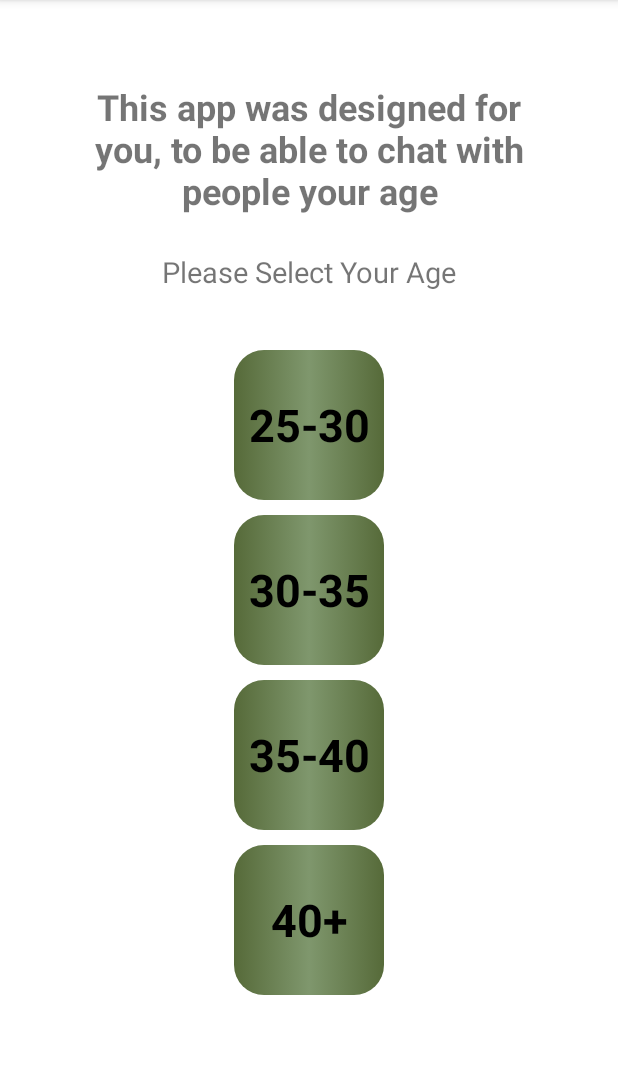
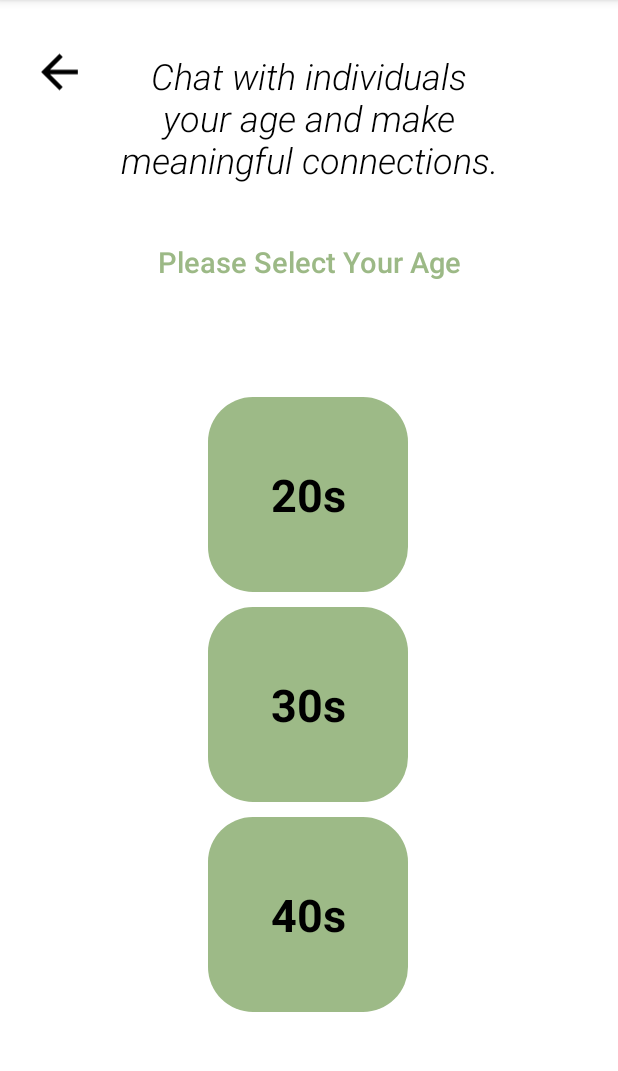
Before and after one commit to Alisashala/BeSammenProjekt, an Android app: the screen it shows after launch once a user with an empty profile is signed in (AgeActivity), after a tap on "Profile Button", on a phone screen of 412 x 824 dp, the part 84-1155 px from its top. Run offline under Robolectric (Android 15) with nearby library versions, the phone set to English and light mode, and no system bars; our stand-ins replace Firebase (no records; nobody signed in at launch, a user with empty details on screens opened directly).

Commit message:
#58 AgeActivity design --> done

```diff
--- a/app/src/main/java/com/example/besammenprojekt/AgeActivity.java
+++ b/app/src/main/java/com/example/besammenprojekt/AgeActivity.java
@@ -15,8 +15,16 @@ public class AgeActivity extends AppCompatActivity {
     }
 
     public void firstChat (View v) {
-        Intent toFirstChat = new Intent(AgeActivity.this, ChatActivity.class);
-        startActivity(toFirstChat);
+        Intent intentToFirstChat = new Intent(AgeActivity.this, ChatActivity.class);
+        startActivity(intentToFirstChat);
+        finish();
     }
 
+
+    public void backButton(View view) {
+        Intent intentToMainActivity = new Intent(getApplicationContext(), MainActivity.class);
+        startActivity(intentToMainActivity);
+        finish();
+
+    }
 }
--- a/app/src/main/java/com/example/besammenprojekt/MainActivity.java
+++ b/app/src/main/java/com/example/besammenprojekt/MainActivity.java
@@ -13,6 +13,7 @@ import com.google.firebase.auth.FirebaseAuth;
 import com.google.firebase.auth.FirebaseUser;
 
 public class MainActivity extends AppCompatActivity {
+
     private FirebaseAuth auth;
     private TextView textView;
     private FirebaseUser user;
@@ -63,6 +64,7 @@ public class MainActivity extends AppCompatActivity {
             }
         });
 
+
         ImageView signOutButton = findViewById(R.id.signOutButton);
         signOutButton.setOnClickListener(new View.OnClickListener() {
             @Override
@@ -72,6 +74,13 @@ public class MainActivity extends AppCompatActivity {
                 startActivity(intentToLoginActivity);
                 finish();
 
+            }
+        });
+        ImageView profileButton = findViewById(R.id.profileButton);
+        profileButton.setOnClickListener(new View.OnClickListener() {
+            @Override
+            public void onClick(View view) {
+                // intent til profiloplysninger
             }
         });
 
@@ -85,6 +94,5 @@ public class MainActivity extends AppCompatActivity {
             }
         });
 
-
     }
 }
--- /dev/null
+++ b/app/src/main/res/drawable/age_select_color.xml
@@ -0,0 +1,7 @@
+<?xml version="1.0" encoding="utf-8"?>
+<shape xmlns:android="http://schemas.android.com/apk/res/android"
+    android:shape="rectangle">
+    <solid android:color="#9DBA87" />
+    <corners android:radius="30dp" />
+
+</shape>
--- a/app/src/main/res/layout/activity_age.xml
+++ b/app/src/main/res/layout/activity_age.xml
@@ -6,15 +6,31 @@
     android:layout_height="match_parent"
     tools:context=".AgeActivity">
 
+
+    <androidx.appcompat.widget.AppCompatImageView
+        android:id="@+id/backButton"
+        android:layout_width="47dp"
+        android:layout_height="64dp"
+        android:layout_marginStart="16dp"
+        android:layout_marginTop="16dp"
+        android:onClick="backButton"
+        android:padding="5dp"
+        android:src="@drawable/back_icon"
+        app:layout_constraintStart_toStartOf="parent"
+        app:layout_constraintTop_toTopOf="parent" />
+
     <TextView
         android:id="@+id/textAge1"
-        android:layout_width="314dp"
-        android:layout_height="98dp"
-        android:layout_marginTop="50dp"
+        android:layout_width="257dp"
+        android:layout_height="125dp"
+        android:layout_marginTop="16dp"
+        android:fontFamily="sans-serif-light"
         android:gravity="center"
-        android:text="This app was designed for you, to be able to chat with people your age"
+        android:text="Chat with individuals your age and make meaningful connections."
+        android:textAllCaps="false"
+        android:textColor="#000000"
         android:textSize="24sp"
-        android:textStyle="bold"
+        android:textStyle="italic"
         app:layout_constraintEnd_toEndOf="parent"
         app:layout_constraintStart_toStartOf="parent"
         app:layout_constraintTop_toTopOf="parent" />
@@ -24,82 +40,73 @@
         android:layout_width="match_parent"
         android:layout_height="wrap_content"
         android:layout_marginTop="20dp"
+        android:fontFamily="sans-serif-light"
         android:gravity="center"
         android:text="Please Select Your Age"
+        android:textColor="#9CB986"
         android:textSize="19sp"
-
+        android:textStyle="bold"
         app:layout_constraintEnd_toEndOf="parent"
         app:layout_constraintStart_toStartOf="parent"
         app:layout_constraintTop_toBottomOf="@+id/textAge1" />
 
     <LinearLayout
-        android:layout_width="409dp"
-        android:layout_height="535dp"
-        android:layout_marginStart="1dp"
+        android:layout_width="414dp"
+        android:layout_height="503dp"
         android:layout_marginTop="40dp"
-        android:layout_marginEnd="1dp"
         android:orientation="vertical"
         app:layout_constraintBottom_toBottomOf="parent"
         app:layout_constraintEnd_toEndOf="parent"
+        app:layout_constraintHorizontal_bias="1.0"
         app:layout_constraintStart_toStartOf="parent"
-        app:layout_constraintTop_toBottomOf="@+id/textViewSelect">
+        app:layout_constraintTop_toBottomOf="@+id/textViewSelect"
+        app:layout_constraintVertical_bias="1.0">
 
         <TextView
             android:id="@+id/textView"
-            android:layout_width="100dp"
-            android:background="@drawable/background_age"
-            android:layout_marginBottom="10dp"
-            android:layout_height="100dp"
-            android:text="25-30"
+            android:layout_width="133dp"
+            android:layout_height="130dp"
+            android:layout_gravity="center"
+            android:background="@drawable/age_select_color"
+            android:clickable="true"
+            android:gravity="center"
             android:onClick="firstChat"
+            android:text="20s"
             android:textColor="@color/black"
             android:textSize="30sp"
-            android:gravity="center"
-            android:textStyle="bold"
-            android:layout_gravity="center"/>
+            android:textStyle="bold" />
 
         <TextView
             android:id="@+id/textView2"
-            android:layout_width="100dp"
-            android:layout_marginBottom="10dp"
-            android:layout_height="100dp"
-            android:text="30-35"
+            android:layout_width="133dp"
+            android:layout_height="130dp"
+            android:layout_gravity="center"
+            android:layout_marginTop="10dp"
+            android:background="@drawable/age_select_color"
+            android:clickable="true"
+            android:gravity="center"
             android:onClick="secondChat"
+            android:text="30s"
             android:textColor="@color/black"
             android:textSize="30sp"
-            android:gravity="center"
-            android:textStyle="bold"
-            android:background="@drawable/background_age"
-            android:layout_gravity="center"/>
+            android:textStyle="bold" />
 
         <TextView
             android:id="@+id/textView3"
-            android:layout_width="100dp"
-            android:background="@drawable/background_age"
-            android:layout_marginBottom="10dp"
-            android:layout_height="100dp"
-            android:text="35-40"
+            android:layout_width="133dp"
+            android:layout_height="130dp"
+            android:layout_gravity="center"
+            android:layout_marginTop="10dp"
+            android:background="@drawable/age_select_color"
+            android:clickable="true"
+            android:gravity="center"
             android:onClick="thirdChat"
+            android:text="40s"
+            android:textColor="@color/black"
             android:textSize="30sp"
-            android:gravity="center"
-            android:textStyle="bold"
-            android:textColor="@color/black"
-            android:layout_gravity="center"/>
+            android:textStyle="bold" />
 
-        <TextView
-            android:id="@+id/textView4"
-            android:layout_width="100dp"
-            android:layout_height="100dp"
-            android:text="40+"
-            android:onClick="fourthChat"
-            android:textSize="30sp"
-            android:gravity="center"
-            android:textStyle="bold"
-            android:textColor="@color/black"
-            android:background="@drawable/background_age"
-            android:layout_gravity="center"/>
+
 
     </LinearLayout>
-
-
 </androidx.constraintlayout.widget.ConstraintLayout>
```
